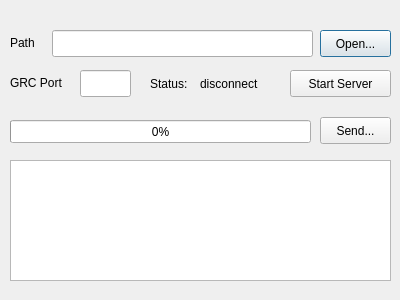
Before: the Qt Designer form file_send.ui in ArtisticZhao/file_sender_to_GNURadio, drawn with Qt 5.
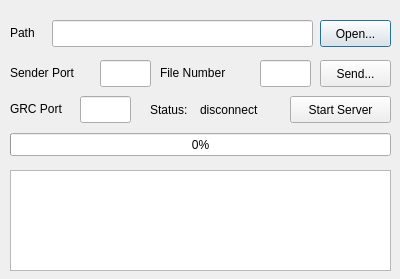
After: the same form once the commit is applied.

What changed in the file:
```diff
--- a/file_send.ui
+++ b/file_send.ui
@@ -7,7 +7,7 @@
     <x>0</x>
     <y>0</y>
     <width>400</width>
-    <height>300</height>
+    <height>279</height>
    </rect>
   </property>
   <property name="windowTitle">
@@ -17,7 +17,7 @@
    <property name="geometry">
     <rect>
      <x>320</x>
-     <y>30</y>
+     <y>20</y>
      <width>71</width>
      <height>27</height>
     </rect>
@@ -30,7 +30,7 @@
    <property name="geometry">
     <rect>
      <x>52</x>
-     <y>30</y>
+     <y>20</y>
      <width>261</width>
      <height>27</height>
     </rect>
@@ -40,7 +40,7 @@
    <property name="geometry">
     <rect>
      <x>10</x>
-     <y>34</y>
+     <y>24</y>
      <width>66</width>
      <height>17</height>
     </rect>
@@ -53,9 +53,9 @@
    <property name="geometry">
     <rect>
      <x>10</x>
-     <y>160</y>
+     <y>170</y>
      <width>381</width>
-     <height>121</height>
+     <height>101</height>
     </rect>
    </property>
   </widget>
@@ -63,7 +63,7 @@
    <property name="geometry">
     <rect>
      <x>80</x>
-     <y>70</y>
+     <y>96</y>
      <width>51</width>
      <height>27</height>
     </rect>
@@ -73,7 +73,7 @@
    <property name="geometry">
     <rect>
      <x>10</x>
-     <y>74</y>
+     <y>100</y>
      <width>66</width>
      <height>17</height>
     </rect>
@@ -86,7 +86,7 @@
    <property name="geometry">
     <rect>
      <x>290</x>
-     <y>70</y>
+     <y>96</y>
      <width>101</width>
      <height>27</height>
     </rect>
@@ -99,7 +99,7 @@
    <property name="geometry">
     <rect>
      <x>150</x>
-     <y>75</y>
+     <y>101</y>
      <width>51</width>
      <height>17</height>
     </rect>
@@ -112,7 +112,7 @@
    <property name="geometry">
     <rect>
      <x>200</x>
-     <y>74</y>
+     <y>100</y>
      <width>81</width>
      <height>20</height>
     </rect>
@@ -125,8 +125,8 @@
    <property name="geometry">
     <rect>
      <x>10</x>
-     <y>120</y>
-     <width>301</width>
+     <y>133</y>
+     <width>381</width>
      <height>23</height>
     </rect>
    </property>
@@ -141,7 +141,7 @@
    <property name="geometry">
     <rect>
      <x>320</x>
-     <y>117</y>
+     <y>60</y>
      <width>71</width>
      <height>27</height>
     </rect>
@@ -150,6 +150,64 @@
     <string>Send...</string>
    </property>
   </widget>
+  <widget class="QLabel" name="label_4">
+   <property name="geometry">
+    <rect>
+     <x>10</x>
+     <y>64</y>
+     <width>91</width>
+     <height>17</height>
+    </rect>
+   </property>
+   <property name="text">
+    <string>Sender Port</string>
+   </property>
+  </widget>
+  <widget class="QLineEdit" name="sender_port">
+   <property name="geometry">
+    <rect>
+     <x>100</x>
+     <y>60</y>
+     <width>51</width>
+     <height>27</height>
+    </rect>
+   </property>
+   <property name="text">
+    <string/>
+   </property>
+   <property name="placeholderText">
+    <string/>
+   </property>
+  </widget>
+  <widget class="QLabel" name="label_5">
+   <property name="geometry">
+    <rect>
+     <x>160</x>
+     <y>64</y>
+     <width>91</width>
+     <height>17</height>
+    </rect>
+   </property>
+   <property name="text">
+    <string>File Number</string>
+   </property>
+  </widget>
+  <widget class="QLineEdit" name="file_num">
+   <property name="geometry">
+    <rect>
+     <x>260</x>
+     <y>60</y>
+     <width>51</width>
+     <height>27</height>
+    </rect>
+   </property>
+   <property name="text">
+    <string/>
+   </property>
+   <property name="placeholderText">
+    <string/>
+   </property>
+  </widget>
  </widget>
  <resources/>
  <connections/>
```
